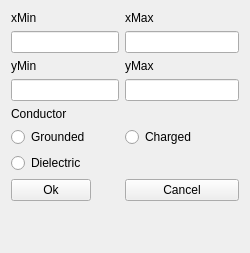
Qt form rectdetails.ui (aleksejkvasnikov/delaunator) before a commit.
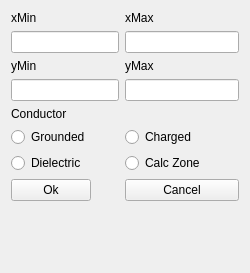
The same form after that commit.

Diff of the .ui file:
```diff
--- a/rectdetails.ui
+++ b/rectdetails.ui
@@ -7,7 +7,7 @@
     <x>0</x>
     <y>0</y>
     <width>250</width>
-    <height>253</height>
+    <height>273</height>
    </rect>
   </property>
   <property name="windowTitle">
@@ -96,6 +96,13 @@
      </property>
     </widget>
    </item>
+   <item row="11" column="1">
+    <widget class="QRadioButton" name="calcButton">
+     <property name="text">
+      <string>Calc Zone</string>
+     </property>
+    </widget>
+   </item>
   </layout>
  </widget>
  <resources/>
```
